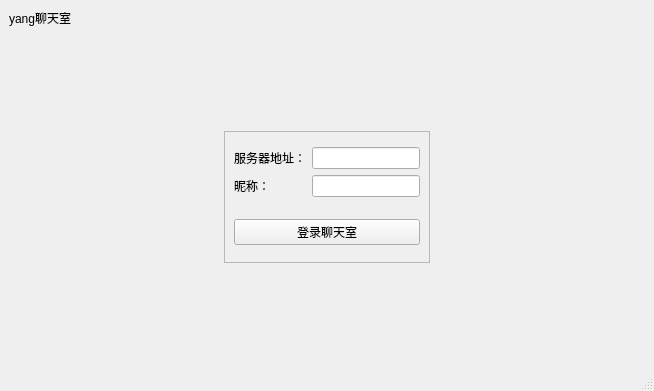
The window that ChatClient/mainwindow.ui (Young-abc/Lab4) describes before a commit, drawn with Qt 5.
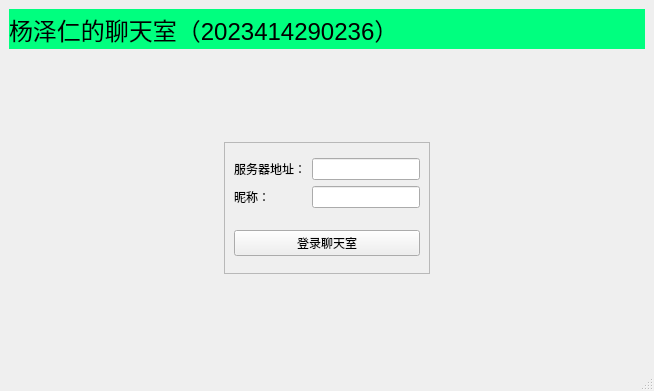
The same window after the commit. The open tabs and pages were chosen to show the change.

```diff
--- a/ChatClient/mainwindow.ui
+++ b/ChatClient/mainwindow.ui
@@ -17,8 +17,28 @@
    <layout class="QVBoxLayout" name="verticalLayout">
     <item>
      <widget class="QLabel" name="label">
+      <property name="minimumSize">
+       <size>
+        <width>0</width>
+        <height>40</height>
+       </size>
+      </property>
+      <property name="maximumSize">
+       <size>
+        <width>16777215</width>
+        <height>40</height>
+       </size>
+      </property>
+      <property name="font">
+       <font>
+        <pointsize>18</pointsize>
+       </font>
+      </property>
+      <property name="styleSheet">
+       <string notr="true">background-color: rgb(0, 255, 127);</string>
+      </property>
       <property name="text">
-       <string>yang聊天室</string>
+       <string>杨泽仁的聊天室（2023414290236）</string>
       </property>
      </widget>
     </item>
```
Left out of the diff: 4 changed lines with no effect on the pictures.
